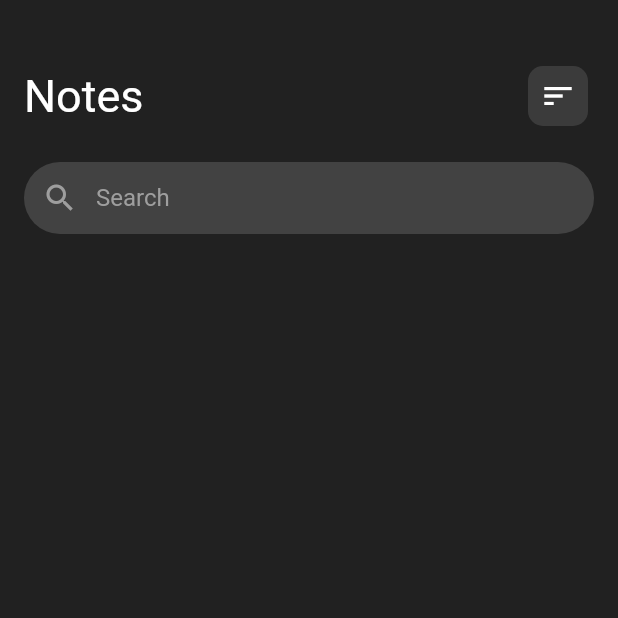
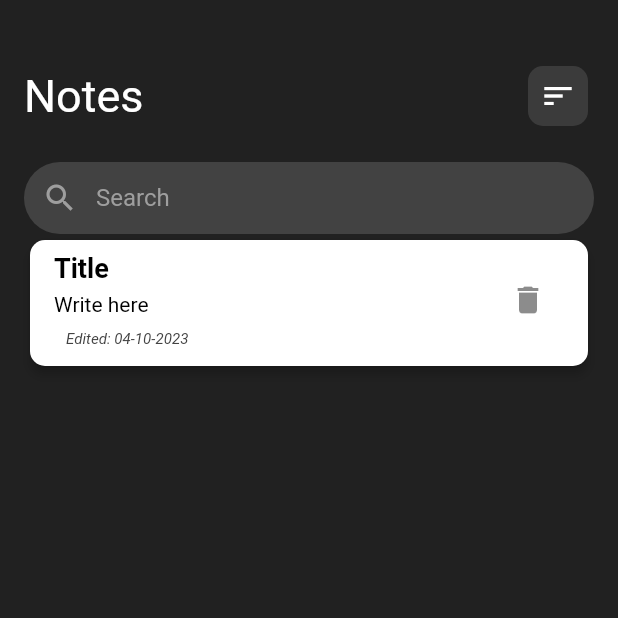
Before and after one commit to riyad671/note_app, a Flutter app: the screen it shows after launch, on a phone screen of 412 x 824 dp, the top half of it. Run offline on Flutter 3.47's test engine with Material 2 defaults, Android fonts, the phone set to English and light mode, and no system bars.

Commit message:
Add note tile

```diff
--- a/lib/screens/home.dart
+++ b/lib/screens/home.dart
@@ -76,6 +76,54 @@ class _HomeScreenState extends State<HomeScreen> {
                     borderSide: const BorderSide(color: Colors.transparent)),
               ),
             ),
+
+            // Note tiles
+            Expanded(
+                child: ListView(
+              children: [
+                Card(
+                  elevation: 3,
+                  shape: RoundedRectangleBorder(
+                      borderRadius: BorderRadius.circular(10)),
+                  child: ListTile(
+                    title: RichText(
+                      text: const TextSpan(
+                          text: 'Title\n',
+                          style: TextStyle(
+                            color: Colors.black,
+                            fontWeight: FontWeight.bold,
+                            fontSize: 18,
+                            height: 1.5,
+                          ),
+                          children: [
+                            TextSpan(
+                              text: 'Write here',
+                              style: TextStyle(
+                                color: Colors.black,
+                                fontWeight: FontWeight.normal,
+                                fontSize: 14,
+                                height: 1.5,
+                              ),
+                            ),
+                          ]),
+                    ),
+                    subtitle: Padding(
+                      padding: const EdgeInsets.all(8.0),
+                      child: Text(
+                        'Edited: 04-10-2023',
+                        style: TextStyle(
+                          fontSize: 10,
+                          fontStyle: FontStyle.italic,
+                          color: Colors.grey.shade800,
+                        ),
+                      ),
+                    ),
+                    trailing: IconButton(
+                        onPressed: () {}, icon: const Icon(Icons.delete)),
+                  ),
+                ),
+              ],
+            )),
           ],
         ),
       ),
```
